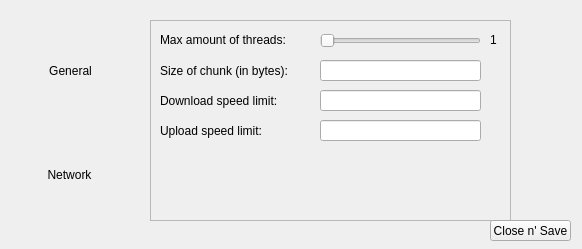
This is gui/options.ui in JerzySpendel/LanTransfer as Qt 5 draws it before an edit. The edited form follows.
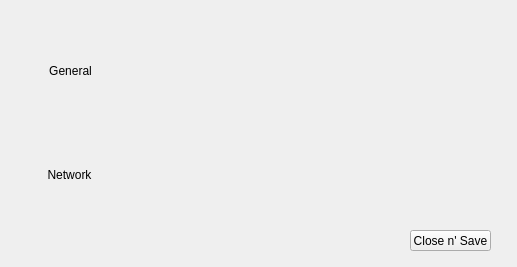
This is the edited form.

Commit message: Tabs in options can be switched.

```diff
--- a/gui/options.ui
+++ b/gui/options.ui
@@ -6,8 +6,8 @@
    <rect>
     <x>0</x>
     <y>0</y>
-    <width>582</width>
-    <height>249</height>
+    <width>517</width>
+    <height>267</height>
    </rect>
   </property>
   <property name="windowTitle">
@@ -16,8 +16,8 @@
   <widget class="QPushButton" name="pushButton">
    <property name="geometry">
     <rect>
-     <x>490</x>
-     <y>220</y>
+     <x>410</x>
+     <y>230</y>
      <width>81</width>
      <height>21</height>
     </rect>
@@ -26,142 +26,6 @@
     <string>Close n' Save</string>
    </property>
   </widget>
-  <widget class="QFrame" name="frame">
-   <property name="geometry">
-    <rect>
-     <x>150</x>
-     <y>20</y>
-     <width>361</width>
-     <height>201</height>
-    </rect>
-   </property>
-   <property name="frameShape">
-    <enum>QFrame::StyledPanel</enum>
-   </property>
-   <property name="frameShadow">
-    <enum>QFrame::Raised</enum>
-   </property>
-   <widget class="QLabel" name="label">
-    <property name="enabled">
-     <bool>true</bool>
-    </property>
-    <property name="geometry">
-     <rect>
-      <x>10</x>
-      <y>10</y>
-      <width>141</width>
-      <height>20</height>
-     </rect>
-    </property>
-    <property name="text">
-     <string>Max amount of threads:</string>
-    </property>
-   </widget>
-   <widget class="QLabel" name="label_2">
-    <property name="geometry">
-     <rect>
-      <x>10</x>
-      <y>40</y>
-      <width>141</width>
-      <height>21</height>
-     </rect>
-    </property>
-    <property name="text">
-     <string>Size of chunk (in bytes): </string>
-    </property>
-   </widget>
-   <widget class="QSlider" name="horizontalSlider">
-    <property name="geometry">
-     <rect>
-      <x>170</x>
-      <y>10</y>
-      <width>161</width>
-      <height>21</height>
-     </rect>
-    </property>
-    <property name="minimum">
-     <number>1</number>
-    </property>
-    <property name="maximum">
-     <number>10</number>
-    </property>
-    <property name="value">
-     <number>1</number>
-    </property>
-    <property name="orientation">
-     <enum>Qt::Horizontal</enum>
-    </property>
-   </widget>
-   <widget class="QLineEdit" name="lineEdit">
-    <property name="geometry">
-     <rect>
-      <x>170</x>
-      <y>40</y>
-      <width>161</width>
-      <height>21</height>
-     </rect>
-    </property>
-   </widget>
-   <widget class="QLabel" name="label_3">
-    <property name="geometry">
-     <rect>
-      <x>10</x>
-      <y>70</y>
-      <width>151</width>
-      <height>21</height>
-     </rect>
-    </property>
-    <property name="text">
-     <string>Download speed limit:</string>
-    </property>
-   </widget>
-   <widget class="QLabel" name="label_5">
-    <property name="geometry">
-     <rect>
-      <x>10</x>
-      <y>100</y>
-      <width>151</width>
-      <height>21</height>
-     </rect>
-    </property>
-    <property name="text">
-     <string>Upload speed limit:</string>
-    </property>
-   </widget>
-   <widget class="QLineEdit" name="lineEdit_3">
-    <property name="geometry">
-     <rect>
-      <x>170</x>
-      <y>100</y>
-      <width>161</width>
-      <height>21</height>
-     </rect>
-    </property>
-   </widget>
-   <widget class="QLineEdit" name="lineEdit_2">
-    <property name="geometry">
-     <rect>
-      <x>170</x>
-      <y>70</y>
-      <width>161</width>
-      <height>21</height>
-     </rect>
-    </property>
-   </widget>
-   <widget class="QLabel" name="label_4">
-    <property name="geometry">
-     <rect>
-      <x>340</x>
-      <y>10</y>
-      <width>16</width>
-      <height>20</height>
-     </rect>
-    </property>
-    <property name="text">
-     <string>1</string>
-    </property>
-   </widget>
-  </widget>
   <widget class="QPushButton" name="pushButton_2">
    <property name="geometry">
     <rect>
@@ -206,10 +70,16 @@
     <bool>true</bool>
    </property>
   </widget>
-  <zorder>frame</zorder>
-  <zorder>pushButton</zorder>
-  <zorder>pushButton_2</zorder>
-  <zorder>pushButton_3</zorder>
+  <widget class="QWidget" name="widget_2" native="true">
+   <property name="geometry">
+    <rect>
+     <x>140</x>
+     <y>10</y>
+     <width>371</width>
+     <height>221</height>
+    </rect>
+   </property>
+  </widget>
  </widget>
  <resources/>
  <connections/>
```
The commit also changes 10 other files.
